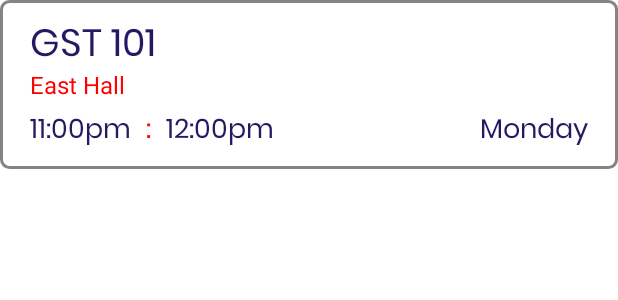
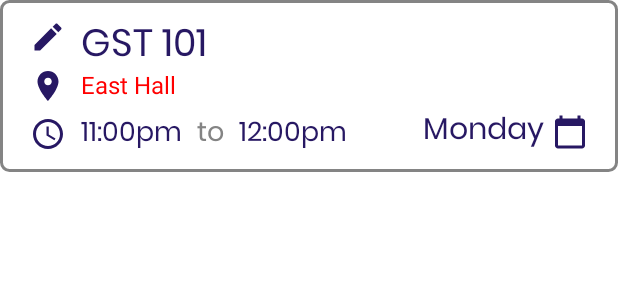
Before and after one commit to ronaldkelechi11/Cs-chat.2, an Android app: the layout custom_timetable_item.xml on its own in the app's theme, with its tools: preview values and no code run, on a phone screen of 412 x 824 dp. Shown: the top 300 px of the screen. Run offline under Robolectric (Android 15) with nearby library versions, the phone set to English and light mode, and no system bars.

Commit message:
Added a time svg, News Adapter Working fine ps I'm Happy

```diff
--- a/app/src/main/java/com/bms/cschat/adapters/NewsAdapter.java
+++ b/app/src/main/java/com/bms/cschat/adapters/NewsAdapter.java
@@ -50,12 +50,14 @@ public class NewsAdapter extends RecyclerView.Adapter<NewsAdapter.MyViewHolder>
     public class MyViewHolder extends RecyclerView.ViewHolder{
             TextView content,reporter;
             ImageView contentImage;
+
         public MyViewHolder(@NonNull View itemView) {
             super(itemView);
-
             content = itemView.findViewById(R.id.newsContent);
             reporter = itemView.findViewById(R.id.newsReporter);
             contentImage = itemView.findViewById(R.id.newsImage);
         }
     }
+
+
 }
--- /dev/null
+++ b/app/src/main/res/drawable/time.xml
@@ -0,0 +1,6 @@
+<vector android:height="24dp" android:tint="@color/blue"
+    android:viewportHeight="24" android:viewportWidth="24"
+    android:width="24dp" xmlns:android="http://schemas.android.com/apk/res/android">
+    <path android:fillColor="@android:color/white" android:pathData="M11.99,2C6.47,2 2,6.48 2,12s4.47,10 9.99,10C17.52,22 22,17.52 22,12S17.52,2 11.99,2zM12,20c-4.42,0 -8,-3.58 -8,-8s3.58,-8 8,-8 8,3.58 8,8 -3.58,8 -8,8z"/>
+    <path android:fillColor="@android:color/white" android:pathData="M12.5,7H11v6l5.25,3.15 0.75,-1.23 -4.5,-2.67z"/>
+</vector>
--- a/app/src/main/res/layout/custom_timetable_item.xml
+++ b/app/src/main/res/layout/custom_timetable_item.xml
@@ -4,14 +4,16 @@
     xmlns:tools="http://schemas.android.com/tools"
     android:layout_width="match_parent"
     android:layout_height="wrap_content"
+    android:background="@drawable/outlined_box_grey"
     android:paddingHorizontal="20dp"
-    android:paddingVertical="10dp"
-    android:background="@drawable/outlined_box_grey">
+    android:paddingVertical="10dp">
 
     <TextView
         android:id="@+id/course"
         android:layout_width="match_parent"
         android:layout_height="30dp"
+        android:drawableStart="@drawable/pencil"
+        android:drawablePadding="10dp"
         android:fontFamily="@font/poppins"
         android:singleLine="true"
         android:text="GST 101"
@@ -25,6 +27,8 @@
         android:layout_width="wrap_content"
         android:layout_height="wrap_content"
         android:layout_marginTop="5dp"
+        android:drawableStart="@drawable/location"
+        android:drawablePadding="10dp"
         android:textColor="@color/red"
         android:textSize="16sp"
         android:text="East Hall"
@@ -36,13 +40,17 @@
         android:layout_width="wrap_content"
         android:layout_height="wrap_content"
         android:fontFamily="@font/poppins"
+        android:drawableEnd="@drawable/calendar"
+        android:drawablePadding="5dp"
         android:text="Monday"
         android:textColor="@color/blue"
-        android:textSize="18sp"
+        android:textSize="20sp"
         app:layout_constraintBottom_toBottomOf="parent"
         app:layout_constraintEnd_toEndOf="parent" />
 
     <TextView
+        android:drawableStart="@drawable/time"
+        android:drawablePadding="10dp"
         android:id="@+id/time1"
         android:layout_width="wrap_content"
         android:layout_height="wrap_content"
@@ -61,8 +69,8 @@
         android:layout_height="wrap_content"
         android:layout_marginLeft="10dp"
         android:fontFamily="@font/poppins"
-        android:text=":"
-        android:textColor="@color/red"
+        android:text="to"
+        android:textColor="@color/grey"
         android:textSize="18sp"
         app:layout_constraintBottom_toBottomOf="parent"
         app:layout_constraintStart_toEndOf="@+id/time1" />
```
Also changed, not shown: app/src/main/res/drawable/time.png (deleted).
